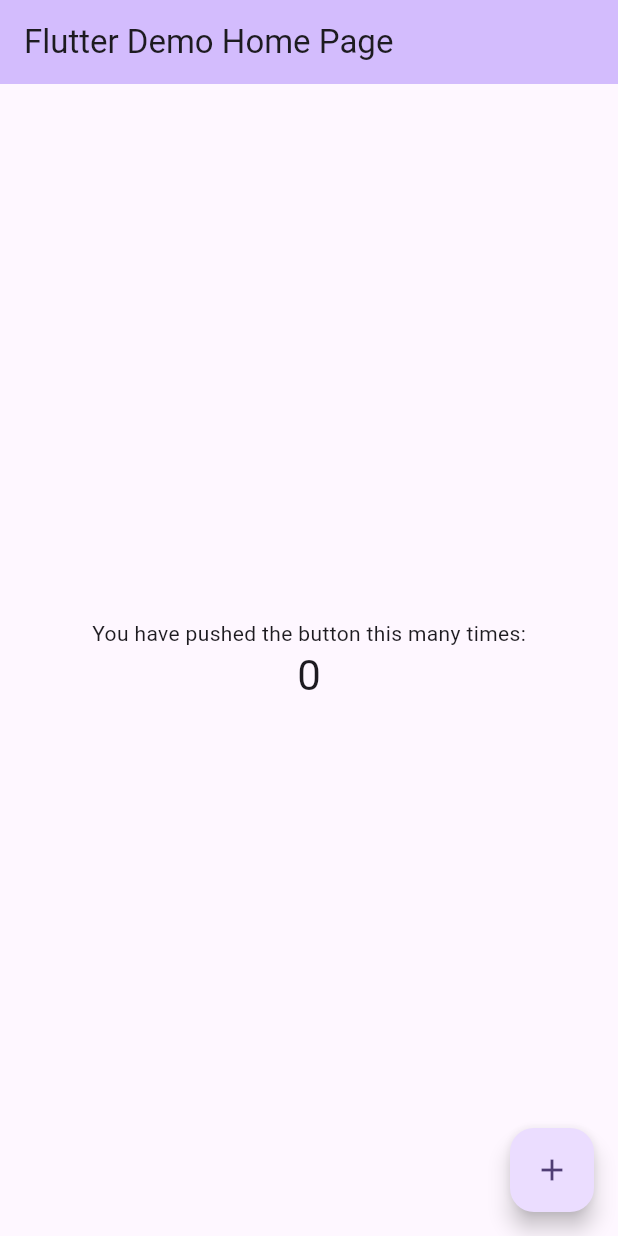
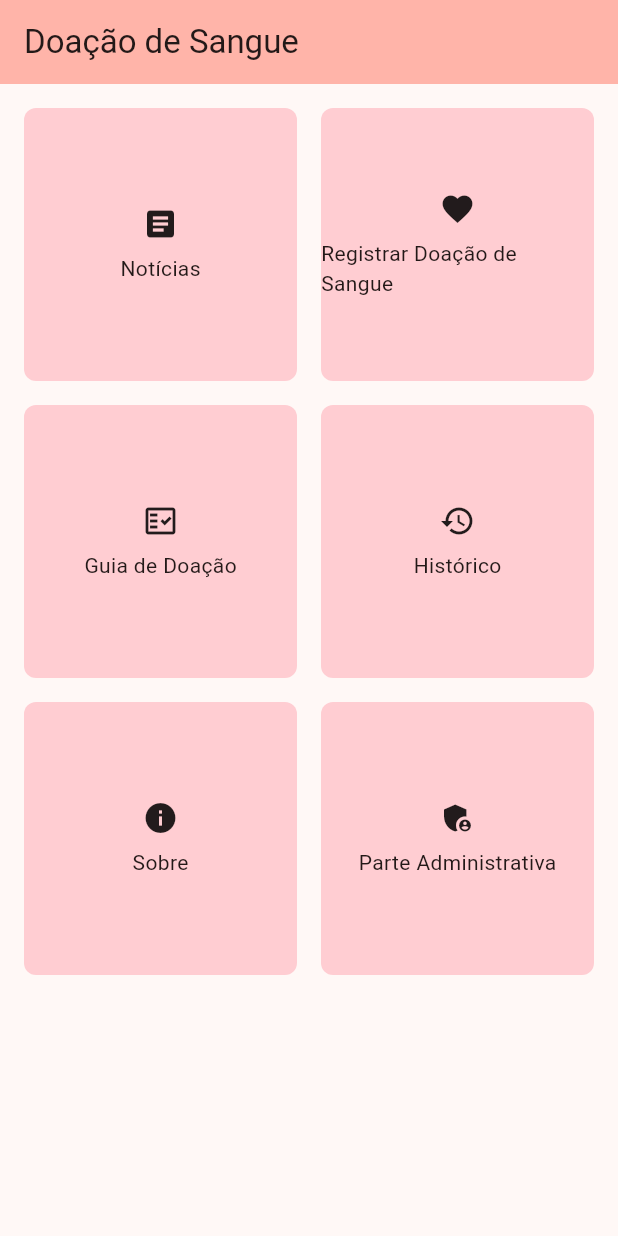
Before and after one commit to MatheusSaleh/AppBancoDeSangue, a Flutter app: the screen it shows after launch, on a phone screen of 412 x 824 dp. Run offline on Flutter 3.47's test engine with Material 2 defaults, Android fonts, the phone set to English and light mode, and no system bars.

Commit message:
Feito a tela inicial da aplicação

```diff
--- a/lib/main.dart
+++ b/lib/main.dart
@@ -7,119 +7,79 @@ void main() {
 class MyApp extends StatelessWidget {
   const MyApp({super.key});
 
-  // This widget is the root of your application.
   @override
   Widget build(BuildContext context) {
     return MaterialApp(
-      title: 'Flutter Demo',
+      title: 'Banco de Sangue',
       theme: ThemeData(
-        // This is the theme of your application.
-        //
-        // TRY THIS: Try running your application with "flutter run". You'll see
-        // the application has a blue toolbar. Then, without quitting the app,
-        // try changing the seedColor in the colorScheme below to Colors.green
-        // and then invoke "hot reload" (save your changes or press the "hot
-        // reload" button in a Flutter-supported IDE, or press "r" if you used
-        // the command line to start the app).
-        //
-        // Notice that the counter didn't reset back to zero; the application
-        // state is not lost during the reload. To reset the state, use hot
-        // restart instead.
-        //
-        // This works for code too, not just values: Most code changes can be
-        // tested with just a hot reload.
-        colorScheme: ColorScheme.fromSeed(seedColor: Colors.deepPurple),
+        colorScheme: ColorScheme.fromSeed(
+            seedColor: const Color.fromARGB(255, 221, 46, 33)),
         useMaterial3: true,
       ),
-      home: const MyHomePage(title: 'Flutter Demo Home Page'),
+      home: HomeScreen(),
     );
   }
 }
 
-class MyHomePage extends StatefulWidget {
-  const MyHomePage({super.key, required this.title});
+class HomeScreen extends StatelessWidget {
+  final List<String> _options = [
+    'Notícias',
+    'Registrar Doação de Sangue',
+    'Guia de Doação',
+    'Histórico',
+    'Sobre',
+    'Parte Administrativa',
+  ];
 
-  // This widget is the home page of your application. It is stateful, meaning
-  // that it has a State object (defined below) that contains fields that affect
-  // how it looks.
+  final List<IconData> icons = [
+    Icons.article,
+    Icons.favorite,
+    Icons.fact_check_outlined,
+    Icons.history,
+    Icons.info,
+    Icons.admin_panel_settings
+  ];
 
-  // This class is the configuration for the state. It holds the values (in this
-  // case the title) provided by the parent (in this case the App widget) and
-  // used by the build method of the State. Fields in a Widget subclass are
-  // always marked "final".
-
-  final String title;
-
-  @override
-  State<MyHomePage> createState() => _MyHomePageState();
-}
-
-class _MyHomePageState extends State<MyHomePage> {
-  int _counter = 0;
-
-  void _incrementCounter() {
-    setState(() {
-      // This call to setState tells the Flutter framework that something has
-      // changed in this State, which causes it to rerun the build method below
-      // so that the display can reflect the updated values. If we changed
-      // _counter without calling setState(), then the build method would not be
-      // called again, and so nothing would appear to happen.
-      _counter++;
-    });
-  }
+  HomeScreen({super.key});
 
   @override
   Widget build(BuildContext context) {
-    // This method is rerun every time setState is called, for instance as done
-    // by the _incrementCounter method above.
-    //
-    // The Flutter framework has been optimized to make rerunning build methods
-    // fast, so that you can just rebuild anything that needs updating rather
-    // than having to individually change instances of widgets.
     return Scaffold(
       appBar: AppBar(
-        // TRY THIS: Try changing the color here to a specific color (to
-        // Colors.amber, perhaps?) and trigger a hot reload to see the AppBar
-        // change color while the other colors stay the same.
         backgroundColor: Theme.of(context).colorScheme.inversePrimary,
-        // Here we take the value from the MyHomePage object that was created by
-        // the App.build method, and use it to set our appbar title.
-        title: Text(widget.title),
+        title: const Text('Doação de Sangue'),
       ),
-      body: Center(
-        // Center is a layout widget. It takes a single child and positions it
-        // in the middle of the parent.
-        child: Column(
-          // Column is also a layout widget. It takes a list of children and
-          // arranges them vertically. By default, it sizes itself to fit its
-          // children horizontally, and tries to be as tall as its parent.
-          //
-          // Column has various properties to control how it sizes itself and
-          // how it positions its children. Here we use mainAxisAlignment to
-          // center the children vertically; the main axis here is the vertical
-          // axis because Columns are vertical (the cross axis would be
-          // horizontal).
-          //
-          // TRY THIS: Invoke "debug painting" (choose the "Toggle Debug Paint"
-          // action in the IDE, or press "p" in the console), to see the
-          // wireframe for each widget.
-          mainAxisAlignment: MainAxisAlignment.center,
-          children: <Widget>[
-            const Text(
-              'You have pushed the button this many times:',
+      body: GridView.count(
+        crossAxisCount: 2,
+        padding: const EdgeInsets.all(16),
+        childAspectRatio: 1,
+        crossAxisSpacing: 16,
+        mainAxisSpacing: 16,
+        children: _options.asMap().entries.map((entry) {
+          final index = entry.key;
+          final option = entry.value;
+          return GestureDetector(
+            onTap: () {
+              // ignore: avoid_print
+              print(option);
+            },
+            child: Container(
+              decoration: BoxDecoration(
+                color: Colors.red[100],
+                borderRadius: BorderRadius.circular(8),
+              ),
+              child: Column(
+                mainAxisAlignment: MainAxisAlignment.center,
+                children: [
+                  Icon(icons[index]),
+                  const SizedBox(height: 8),
+                  Text(option)
+                ],
+              ),
             ),
-            Text(
-              '$_counter',
-              style: Theme.of(context).textTheme.headlineMedium,
-            ),
-          ],
-        ),
+          );
+        }).toList(),
       ),
-      floatingActionButton: FloatingActionButton(
-        onPressed: _incrementCounter,
-        tooltip: 'Increment',
-        child: const Icon(Icons.add),
-      ), // This trailing comma makes auto-formatting nicer for build methods.
     );
   }
 }
```
